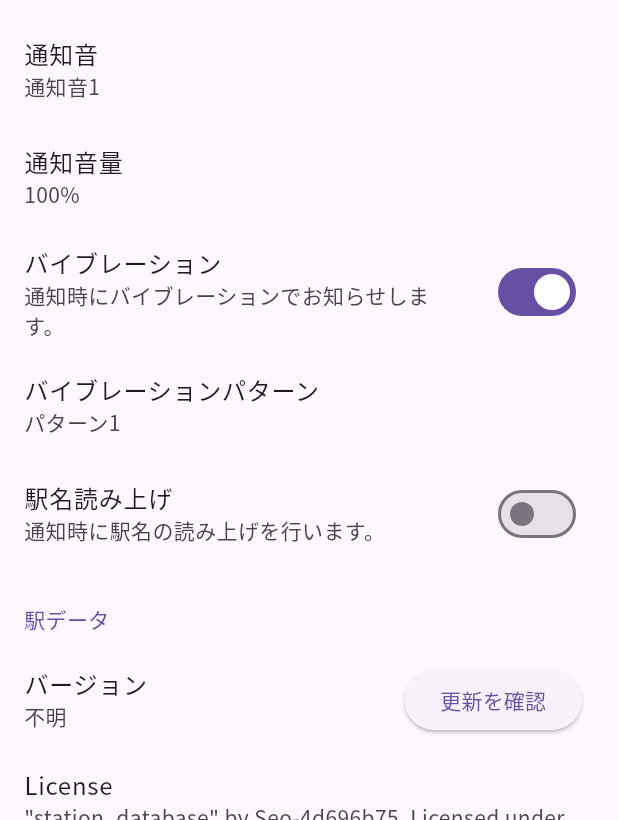
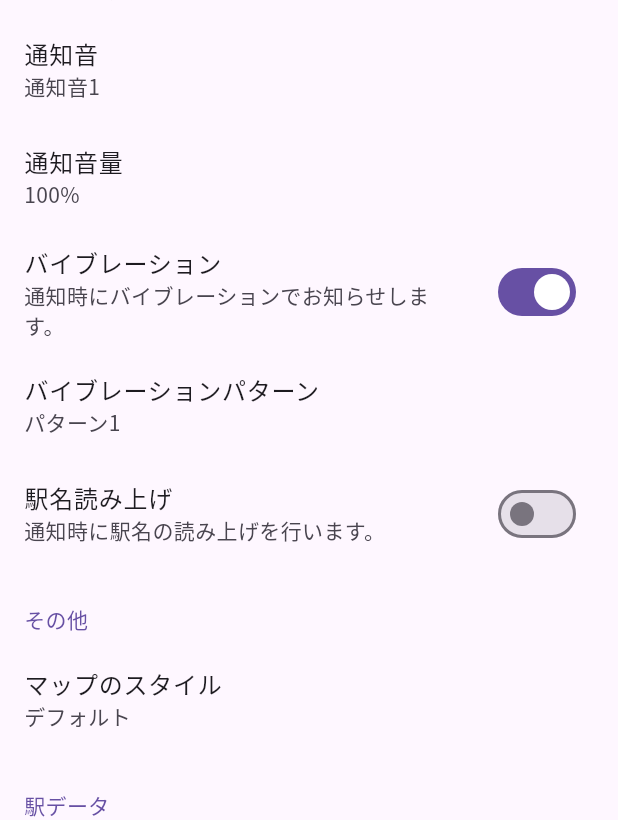
Before and after one commit to hideki0403/ekimemo-map-app, a Flutter app: the SettingsView screen opened by its route, scrolled down 576 dp, on a phone screen of 412 x 824 dp, the part 416-1236 px from its top. Run offline on Flutter 3.47's test engine with Material 3 defaults, Android fonts, the phone set to English and light mode, and no system bars; drawn by our look-alikes of dynamic_color; our stand-ins replace audioplayers, dio, flutter_local_notifications, flutter_tts, geolocator, go_router and 7 more; missing offline and left inert: crop_your_image, install_plugin, maplibre_gl, msgpack_dart; accounts and stored records are empty; network calls fail.

Commit message:
feat: マップのスタイルを変更できるように

```diff
--- a/lib/services/config.dart
+++ b/lib/services/config.dart
@@ -2,6 +2,7 @@ import 'package:flutter/material.dart';
 import 'package:shared_preferences/shared_preferences.dart';
 
 import 'package:ekimemo_map/repository/meta.dart';
+import 'package:ekimemo_map/ui/pages/map.dart';
 
 import 'notification.dart';
 
@@ -32,6 +33,7 @@ class ConfigProvider extends ChangeNotifier {
   int get notificationSoundVolume => _config?.getInt('notification_sound_volume') ?? 100;
   bool get enableVibration => _config?.getBool('enable_vibration') ?? true;
   bool get enableTts => _config?.getBool('enable_tts') ?? false;
+  MapStyle get mapStyle => MapStyle.byName(_config?.getString('map_style')) ?? MapStyle.defaultStyle;
 
   void notify() {
     notifyListeners();
@@ -101,6 +103,11 @@ class ConfigProvider extends ChangeNotifier {
     _config?.setBool('enable_tts', value);
     notifyListeners();
   }
+
+  void setMapStyle(MapStyle value) {
+    _config?.setString('map_style', value.name);
+    notifyListeners();
+  }
 }
 
 class Config {
@@ -123,6 +130,7 @@ class Config {
   static int get notificationSoundVolume => _configProvider?.notificationSoundVolume ?? 100;
   static bool get enableVibration => _configProvider?.enableVibration ?? true;
   static bool get enableTts => _configProvider?.enableTts ?? false;
+  static MapStyle get mapStyle => _configProvider?.mapStyle ?? MapStyle.defaultStyle;
 
   static String getString(String key, {String defaultValue = ''}) {
     return _configProvider?.config?.getString(key) ?? defaultValue;
--- a/lib/ui/pages/map.dart
+++ b/lib/ui/pages/map.dart
@@ -1,6 +1,7 @@
 import 'dart:async';
 import 'dart:math';
-
+import 'package:provider/provider.dart';
+import 'package:collection/collection.dart';
 import 'package:flutter/material.dart';
 import 'package:flutter/services.dart';
 import 'package:maplibre_gl/maplibre_gl.dart';
@@ -11,6 +12,24 @@ import 'package:ekimemo_map/repository/station.dart';
 import 'package:ekimemo_map/repository/line.dart';
 import 'package:ekimemo_map/services/station.dart';
 import 'package:ekimemo_map/services/utils.dart';
+import 'package:ekimemo_map/services/config.dart';
+
+enum MapStyle {
+  defaultStyle('デフォルト', 'default'),
+  fiord('Fiord', 'fiord'),;
+
+  const MapStyle(this.displayName, this.filename);
+  final String displayName;
+  final String filename;
+
+  @override
+  String toString() => 'assets/map_style/$filename.json';
+
+  static MapStyle? byName(String? value) {
+    if (value == null) return null;
+    return MapStyle.values.firstWhereOrNull((e) => e.name == value);
+  }
+}
 
 class MapView extends StatefulWidget {
   final String? stationId;
@@ -169,6 +188,7 @@ class _MapViewState extends State<MapView> {
 
   @override
   Widget build(BuildContext context) {
+    final config = Provider.of<ConfigProvider>(context);
     return Scaffold(
       appBar: AppBar(
         title: Text(widget.stationId != null ? 'マップ (駅情報)' : widget.lineId != null ? 'マップ (路線情報)' : 'マップ'),
@@ -244,7 +264,7 @@ class _MapViewState extends State<MapView> {
                 _trackingMode = MyLocationTrackingMode.None;
               });
             },
-            styleString: 'https://assets.yukineko.dev/map/style/google_maps_style.json',
+            styleString: config.mapStyle.toString(),
             myLocationEnabled: true,
             myLocationTrackingMode: _trackingMode,
           )),
--- a/lib/ui/pages/settings.dart
+++ b/lib/ui/pages/settings.dart
@@ -15,6 +15,7 @@ import 'package:ekimemo_map/services/notification.dart';
 import 'package:ekimemo_map/services/assistant.dart';
 import 'package:ekimemo_map/ui/widgets/section_title.dart';
 import 'package:ekimemo_map/ui/widgets/editor_dialog.dart';
+import 'package:ekimemo_map/ui/pages/map.dart';
 
 class SettingsView extends StatefulWidget {
   const SettingsView({super.key});
@@ -256,6 +257,22 @@ class _SettingsViewState extends State<SettingsView> {
                   config.setEnableTts(value);
                 },
               ),
+              const SectionTitle(title: 'その他'),
+              ListTile(
+                title: const Text('マップのスタイル'),
+                subtitle: Text(config.mapStyle.displayName),
+                onTap: () async {
+                  final result = await showSelectDialog(
+                    title: 'マップのスタイル',
+                    data: Map.fromEntries(MapStyle.values.map((e) => MapEntry(e.name, e.displayName))),
+                    defaultValue: config.mapStyle.name,
+                  );
+
+                  if (result != null) {
+                    config.setMapStyle(MapStyle.values.byName(result));
+                  }
+                },
+              ),
               const SectionTitle(title: '駅データ'),
               ListTile(
                 title: const Text('バージョン'),
```
